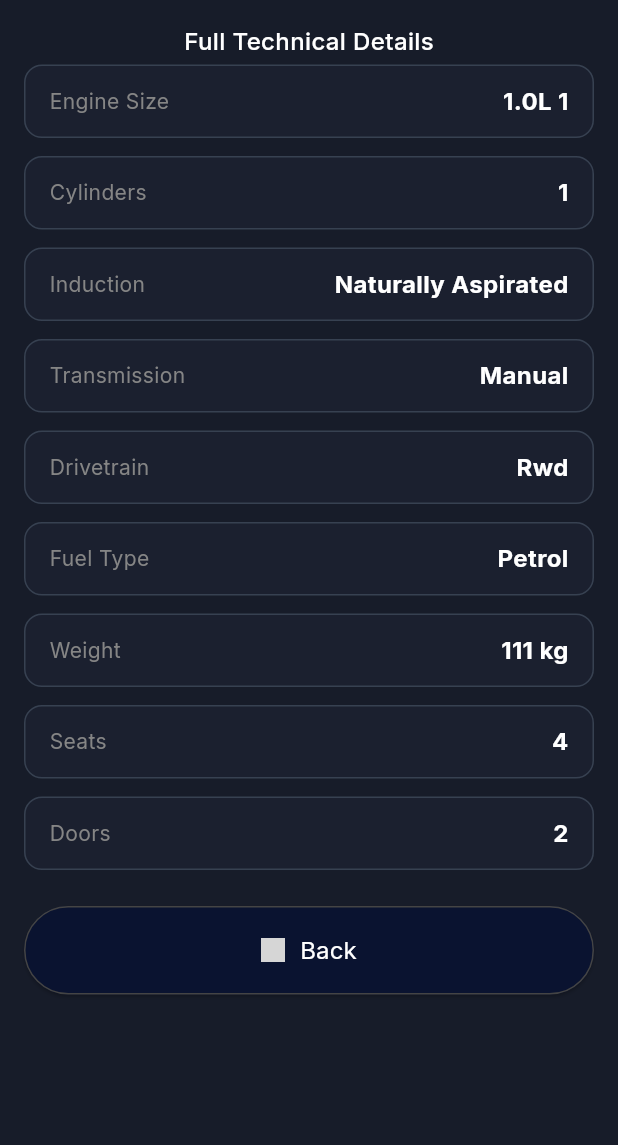
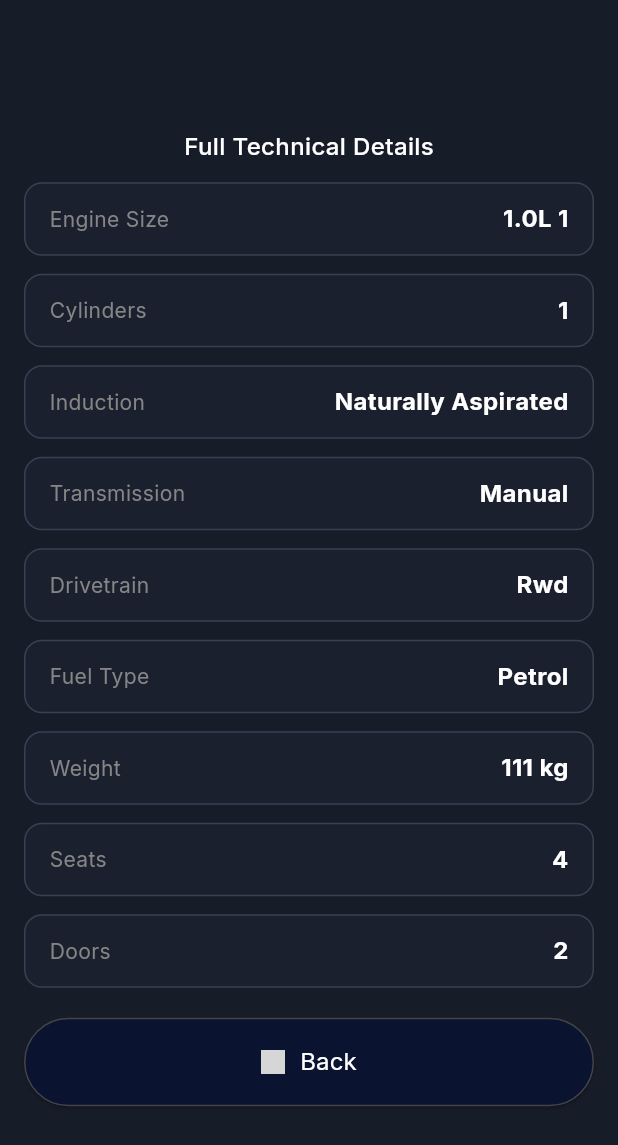
Before and after one commit to MatrixEchoTech/leaderboord-mobile, a Flutter app: the CarDetailPage screen opened directly with empty values, after a tap on "See full technical details", on a phone screen of 412 x 824 dp. Shown: the top 1145 px of the screen. Run offline on Flutter 3.47's test engine with Material 3 defaults, Android fonts, the phone set to English and light mode, and no system bars; our stand-ins replace carousel_slider, google_fonts; missing offline and left inert: dart:html; grey boxes are pictures that could not be loaded.

Commit message:
technical details

```diff
--- /dev/null
+++ b/lib/widgets/garage/comments_garage.dart
@@ -0,0 +1,225 @@
+import 'package:flutter/material.dart';
+import 'package:google_fonts/google_fonts.dart';
+
+class CommentsGarage extends StatefulWidget {
+  const CommentsGarage({super.key});
+
+  @override
+  State<CommentsGarage> createState() => _CommentsGarageState();
+}
+
+class _CommentsGarageState extends State<CommentsGarage> {
+  final TextEditingController _controller = TextEditingController();
+
+  /// List of comments
+  List<Map<String, String>> comments = [
+    {
+      "name": "Ethan Parker",
+      "time": "2d 4h ago",
+      "comment": "test comment",
+    }
+  ];
+
+  /// Function to add new comment
+  void addComment() {
+    final text = _controller.text.trim();
+    if (text.isEmpty) return;
+
+    setState(() {
+      comments.insert(0, {
+        "name": "You",
+        "time": "Just now",
+        "comment": text,
+      });
+    });
+
+    _controller.clear();
+  }
+
+  @override
+  Widget build(BuildContext context) {
+    return Column(
+      crossAxisAlignment: CrossAxisAlignment.center,
+      children: [
+        /// --- Heading ---
+        Text(
+          "Comments",
+          style: GoogleFonts.poppins(
+            color: Colors.white,
+            fontSize: 16,
+            fontWeight: FontWeight.w600,
+          ),
+        ),
+
+        const SizedBox(height: 12),
+
+        /// --- All Comments Dynamically ---
+        for (var c in comments) ...[
+          _buildCommentCard(c),
+          const SizedBox(height: 14),
+        ],
+
+        const SizedBox(height: 10),
+
+        /// Comments Count
+        Text(
+          "See more comments",
+          style: GoogleFonts.poppins(
+            color: Colors.white,
+            fontSize: 16,
+            fontWeight: FontWeight.w500,
+          ),
+        ),
+        Text(
+          "${comments.length} out of 15 comments",
+          style: GoogleFonts.inter(
+            color: const Color(0xFFD5D5D5),
+            fontSize: 14,
+            fontWeight: FontWeight.w400,
+          ),
+        ),
+
+        const SizedBox(height: 20),
+
+        /// --- Input Field ---
+        TextField(
+          controller: _controller,
+          maxLines: 1,
+          style: GoogleFonts.inter(color: Colors.white, fontSize: 14),
+          decoration: InputDecoration(
+            hintText: "Type Something ...",
+            hintStyle: GoogleFonts.inter(color: Colors.white54, fontSize: 14),
+            filled: true,
+            fillColor: const Color(0xFF171C29),
+
+            contentPadding: const EdgeInsets.symmetric(
+              horizontal: 16,
+              vertical: 14,
+            ),
+
+            enabledBorder: OutlineInputBorder(
+              borderRadius: BorderRadius.circular(12),
+              borderSide: const BorderSide(color: Color(0xFF343B4F), width: 1),
+            ),
+            focusedBorder: OutlineInputBorder(
+              borderRadius: BorderRadius.circular(12),
+              borderSide: const BorderSide(color: Colors.white, width: 1.2),
+            ),
+          ),
+        ),
+
+        const SizedBox(height: 15),
+
+        /// --- Post Button ---
+        SizedBox(
+          width: double.infinity,
+          child: ElevatedButton(
+            onPressed: addComment,
+            style: ElevatedButton.styleFrom(
+              backgroundColor: Colors.white,
+              padding: const EdgeInsets.symmetric(vertical: 15),
+              shape: RoundedRectangleBorder(
+                borderRadius: BorderRadius.circular(100),
+              ),
+            ),
+            child: Text(
+              "Post Comment",
+              style: GoogleFonts.inter(
+                fontSize: 16,
+                fontWeight: FontWeight.w400,
+                color: const Color(0xFF0A1330),
+              ),
+            ),
+          ),
+        ),
+      ],
+    );
+  }
+
+  /// --- UI for individual comment ---
+ Widget _buildCommentCard(Map<String, String> data) {
+  bool isUser = data["name"] == "You"; // check if it's your comment
+
+  return Container(
+    padding: const EdgeInsets.all(12),
+    decoration: BoxDecoration(
+      color: const Color(0xFF171C29),
+      borderRadius: BorderRadius.circular(12),
+      border: Border.all(color: const Color(0xFF444444)),
+    ),
+    child: Row(
+      children: [
+        ClipRRect(
+          borderRadius: BorderRadius.circular(25),
+          child: Image.asset(
+            'images/user2.png',
+            width: 40,
+            height: 40,
+            fit: BoxFit.cover,
+          ),
+        ),
+
+        const SizedBox(width: 10),
+
+        Expanded(
+          child: Column(
+            crossAxisAlignment: CrossAxisAlignment.start,
+            children: [
+              Text(
+                data["name"]!,
+                style: GoogleFonts.poppins(
+                  color: Colors.white,
+                  fontSize: 14,
+                  fontWeight: FontWeight.w600,
+                ),
+              ),
+              Text(
+                data["time"]!,
+                style: GoogleFonts.poppins(
+                  color: const Color(0x66FFFFFF),
+                  fontSize: 12,
+                  fontWeight: FontWeight.w600,
+                ),
+              ),
+              const SizedBox(height: 6),
+              Text(
+                data["comment"]!,
+                style: GoogleFonts.lato(
+                  color: Colors.white,
+                  fontSize: 16,
+                  fontWeight: FontWeight.w500,
+                ),
+              ),
+            ],
+          ),
+        ),
+
+        const SizedBox(width: 10),
+
+        /// --- DELETE if your comment, REPORT otherwise ---
+        GestureDetector(
+          onTap: () {
+            if (isUser) {
+              // delete the comment
+              setState(() {
+                comments.remove(data);
+              });
+            } else {
+              // future: report function
+            }
+          },
+          child: Text(
+            isUser ? "Delete" : "Report",
+            style: GoogleFonts.lato(
+              color: isUser ?  Colors.white : const Color(0xFFA3A3A3),
+              fontSize: 12,
+              fontWeight: FontWeight.w700,
+            ),
+          ),
+        ),
+      ],
+    ),
+  );
+}
+
+}
--- a/lib/widgets/garage/detail_car.dart
+++ b/lib/widgets/garage/detail_car.dart
@@ -1,5 +1,6 @@
 import 'package:flutter/material.dart';
 import 'package:flutter_application_2/widgets/garage/car_specs.dart';
+import 'package:flutter_application_2/widgets/garage/comments_garage.dart';
 import 'package:flutter_application_2/widgets/modals/technical_detail_modal.dart';
 import 'package:google_fonts/google_fonts.dart';
 import '../custom_appbar.dart';
@@ -43,7 +44,7 @@ class _CarDetailPageState extends State<CarDetailPage> {
         ).push(MaterialPageRoute(builder: (_) => const ProfilePage())),
       ),
       body: SingleChildScrollView(
-        padding: const EdgeInsets.all(16),
+        padding: const EdgeInsets.all(20),
         child: Column(
           crossAxisAlignment: CrossAxisAlignment.start,
           children: [
@@ -81,7 +82,7 @@ class _CarDetailPageState extends State<CarDetailPage> {
                           mainAxisSize: MainAxisSize.min,
                           children: [
                             Image.asset(
-                              'images/refresh.png', // refresh icon
+                              'images/refresh.png',
                               width: 18,
                               height: 18,
                               color: Colors.white,
@@ -137,13 +138,14 @@ class _CarDetailPageState extends State<CarDetailPage> {
 
             const SizedBox(height: 20),
 
-            // Car Name
             Text(
               widget.carName,
               style: GoogleFonts.poppins(
-                fontSize: 14,
-                fontWeight: FontWeight.w600,
+                fontSize: 18,
+                fontWeight: FontWeight.w500,
                 color: Colors.white,
+                height: 1.0,
+                letterSpacing: 0,
               ),
             ),
 
@@ -157,11 +159,10 @@ class _CarDetailPageState extends State<CarDetailPage> {
               ),
               child: Row(
                 children: [
-                  // Profile photo
                   ClipRRect(
-                    borderRadius: BorderRadius.circular(25), // circular image
+                    borderRadius: BorderRadius.circular(25),
                     child: Image.asset(
-                      'images/user2.png', // replace with owner's profile photo path
+                      'images/user2.png',
                       width: 40,
                       height: 40,
                       fit: BoxFit.cover,
@@ -174,11 +175,13 @@ class _CarDetailPageState extends State<CarDetailPage> {
                     crossAxisAlignment: CrossAxisAlignment.start,
                     children: [
                       Text(
-                        "Fernand (Owner)", // Owner's name
+                        "Fernand (Owner)",
                         style: GoogleFonts.poppins(
                           color: Colors.white,
                           fontSize: 14,
                           fontWeight: FontWeight.w600,
+                          height: 1.5,
+                          letterSpacing: 0, // tracking: normal
                         ),
                       ),
                       const SizedBox(height: 2),
@@ -199,8 +202,8 @@ class _CarDetailPageState extends State<CarDetailPage> {
 
                   Container(
                     padding: const EdgeInsets.symmetric(
-                      horizontal: 12,
-                      vertical: 6,
+                      horizontal: 16,
+                      vertical: 4,
                     ),
                     decoration: BoxDecoration(
                       color: const Color(
@@ -275,7 +278,7 @@ class _CarDetailPageState extends State<CarDetailPage> {
                     padding: const EdgeInsets.all(8),
                     margin: const EdgeInsets.only(left: 8),
                     decoration: BoxDecoration(
-                      color: const Color(0x33293047), // #29304733
+                      color: Color(0x33293047), // #29304733
                       borderRadius: BorderRadius.circular(12),
                     ),
                     child: Row(
@@ -357,14 +360,93 @@ class _CarDetailPageState extends State<CarDetailPage> {
                           ),
                         ],
                       ),
-
                     ),
                   ),
                 ],
               ),
             ),
-             const SizedBox(height: 8),
+            const SizedBox(height: 8),
             const CarSpecGrid(),
+
+            const SizedBox(height: 20),
+            Text(
+              "Price",
+              style: GoogleFonts.poppins(
+                fontSize: 16,
+                fontWeight: FontWeight.w400,
+                color: Color(0xff999999),
+              ),
+            ),
+            const SizedBox(height: 8),
+            Text(
+              "\$111.00",
+              style: GoogleFonts.poppins(
+                fontSize: 32,
+                fontWeight: FontWeight.w700,
+                color: Colors.white,
+              ),
+            ),
+            const SizedBox(height: 20),
+
+            Column(
+              crossAxisAlignment: CrossAxisAlignment.stretch,
+
+              children: [
+                /// Make a Change Button
+                ElevatedButton(
+                  onPressed: () {
+                    // TODO: Handle "Make a Change"
+                  },
+                  style: ElevatedButton.styleFrom(
+                    backgroundColor: const Color(0xFF0A1330),
+                    padding: const EdgeInsets.symmetric(vertical: 20),
+                    shape: RoundedRectangleBorder(
+                      borderRadius: BorderRadius.circular(100),
+                      side: const BorderSide(
+                        color: Color(0xFF444444), // border color
+                        width: 1,
+                      ),
+                    ),
+                  ),
+                  child: Text(
+                    "Make a Change",
+                    style: GoogleFonts.inter(
+                      fontSize: 16,
+                      fontWeight: FontWeight.w400,
+                      color: Colors.white,
+                    ),
+                  ),
+                ),
+
+                const SizedBox(height: 12),
+
+                /// Add Event Button
+                ElevatedButton(
+                  onPressed: () {},
+                  style: ElevatedButton.styleFrom(
+                    backgroundColor: Colors.white,
+                    padding: const EdgeInsets.symmetric(vertical: 20),
+                    shape: RoundedRectangleBorder(
+                      borderRadius: BorderRadius.circular(100),
+                      side: const BorderSide(
+                        color: Color(0xFF444444), // border color
+                        width: 1,
+                      ),
+                    ),
+                  ),
+                  child: Text(
+                    "Add Event",
+                    style: GoogleFonts.inter(
+                      fontSize: 16,
+                      fontWeight: FontWeight.w400,
+                      color: Color(0xFF0A1330),
+                    ),
+                  ),
+                ),
+              ],
+            ),
+             const SizedBox(height: 20),
+             const CommentsGarage()
           ],
         ),
       ),
--- a/lib/widgets/home/passion.dart
+++ b/lib/widgets/home/passion.dart
@@ -212,7 +212,7 @@ class _PassionSectionState extends State<PassionSection> {
           child: Container(
             padding: const EdgeInsets.symmetric( vertical: 16),
             decoration: BoxDecoration(
-             color: const Color(0xFF261F264D), // Your background color
+             color: const Color(0xff261f264d), // Your background color
               borderRadius: BorderRadius.circular(16), // Rounded corners
             ),
             child: Wrap(
--- a/lib/widgets/modals/technical_detail_modal.dart
+++ b/lib/widgets/modals/technical_detail_modal.dart
@@ -31,14 +31,24 @@ class TechnicalDetailsModal extends StatelessWidget {
 
   @override
   Widget build(BuildContext context) {
+    final width = MediaQuery.of(context).size.width;
+
+    /// ✔ On small screens → full width
+    /// ✔ On large screens → center with max-width 600
+ final double modalWidth = width < 600 ? width : 600.0;
+
     return Scaffold(
       backgroundColor: const Color(0xFF171C29),
 
-      body: SingleChildScrollView(
+      body: Center(
+        child: Container(
+          width: modalWidth,
           padding: const EdgeInsets.all(16),
+
+          child: SingleChildScrollView(
             child: Column(
               children: [
-            /// SPEC BOXES
+                /// TITLE BEFORE GRID
                 Text(
                   "Full Technical Details",
                   style: GoogleFonts.inter(
@@ -47,13 +57,16 @@ class TechnicalDetailsModal extends StatelessWidget {
                     fontWeight: FontWeight.w500,
                   ),
                 ),
-            const SizedBox(height: 4),
+
+                const SizedBox(height: 12),
+
+                /// SPEC BOXES
                 for (final item in technicalSpecs) ...[
                   _buildDetailBox(item),
                   const SizedBox(height: 12),
                 ],
 
-            const SizedBox(height: 12),
+                const SizedBox(height: 8),
 
                 /// BACK BUTTON
                 SizedBox(
@@ -74,7 +87,6 @@ class TechnicalDetailsModal extends StatelessWidget {
                     ),
                     child: Row(
                       mainAxisAlignment: MainAxisAlignment.center,
-
                       children: [
                         Transform(
                           alignment: Alignment.center,
@@ -100,6 +112,8 @@ class TechnicalDetailsModal extends StatelessWidget {
               ],
             ),
           ),
+        ),
+      ),
     );
   }
 
@@ -117,11 +131,9 @@ class TechnicalDetailsModal extends StatelessWidget {
           width: 1,
         ),
       ),
-
       child: Row(
         mainAxisAlignment: MainAxisAlignment.spaceBetween,
         children: [
-          /// Left Title
           Expanded(
             child: Text(
               item.title,
@@ -132,8 +144,6 @@ class TechnicalDetailsModal extends StatelessWidget {
               ),
             ),
           ),
-
-          /// Right Value
           Text(
             item.value,
             style: GoogleFonts.inter(
```
Also changed, not shown: lib/widgets/modals/make_change_modal.dart (added). Lines whose indentation alone changed are shown as unchanged.
